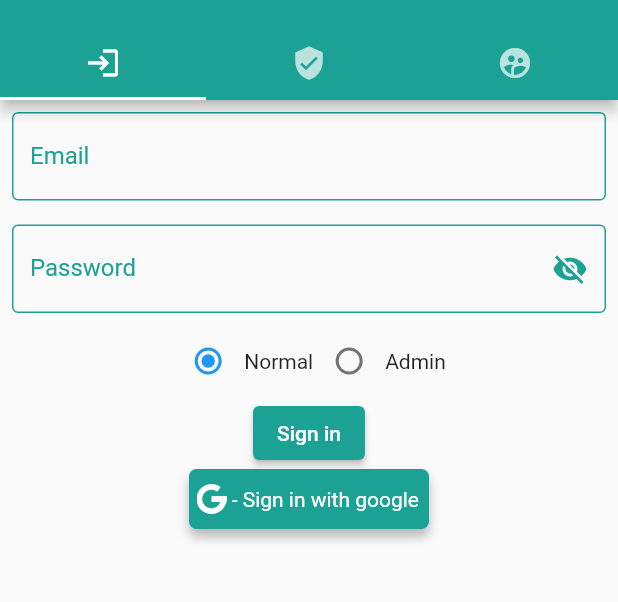
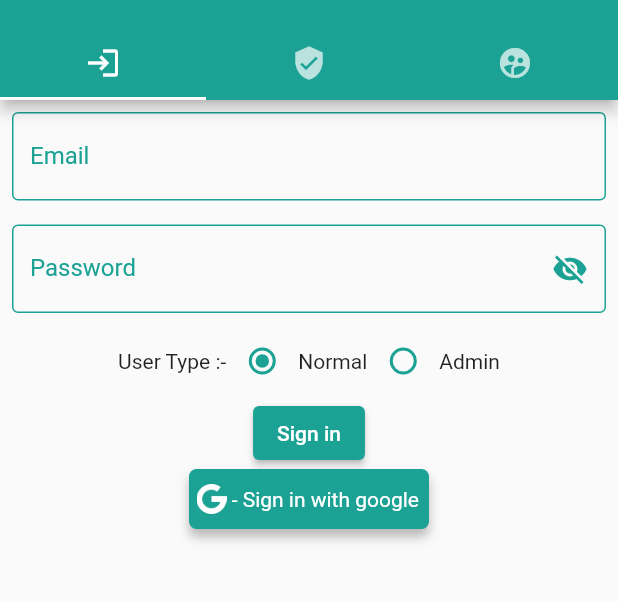
Before and after one commit to vaidikstackapp/flutter_demo, a Flutter app: the screen it shows after launch, on a phone screen of 412 x 824 dp, the part 59-661 px from its top. Run offline on Flutter 3.47's test engine with Material 2 defaults, Android fonts, the phone set to English and light mode, and no system bars; our stand-ins replace cloud_firestore, firebase_auth, firebase_core, flutter_spinkit, fluttertoast, google_sign_in and 1 more; accounts and stored records are empty.

```diff
--- a/lib/main.dart
+++ b/lib/main.dart
@@ -18,6 +18,8 @@ Future<void> main() async {
               style: ButtonStyle(
                   backgroundColor:
                       MaterialStateProperty.all(ColorConstants.commonColor))),
+          radioTheme: RadioThemeData(
+              fillColor: MaterialStateProperty.all(ColorConstants.commonColor)),
           appBarTheme:
               AppBarTheme(backgroundColor: ColorConstants.commonColor)),
       debugShowCheckedModeBanner: false,
--- a/lib/pages/login_page.dart
+++ b/lib/pages/login_page.dart
@@ -115,26 +115,27 @@ class _LoginPageState extends State<LoginPage> {
               Row(
                 mainAxisAlignment: MainAxisAlignment.center,
                 children: [
+                  const Text("User Type :-"),
                   Radio(
                     value: false,
                     groupValue: isAdmin,
                     onChanged: (value) {
                       isAdmin = !isAdmin;
-                      print("Normal : $isAdmin");
+                      //print("Normal : $isAdmin");
                       setState(() {});
                     },
                   ),
-                  Text('Normal'),
+                  const Text('Normal'),
                   Radio(
                     value: true,
                     groupValue: isAdmin,
                     onChanged: (value) {
                       isAdmin = !isAdmin;
-                      print("admin : $isAdmin");
+                      //  print("admin : $isAdmin");
                       setState(() {});
                     },
                   ),
-                  Text('Admin'),
+                  const Text('Admin'),
                 ],
               ),
               ElevatedButton(
```
